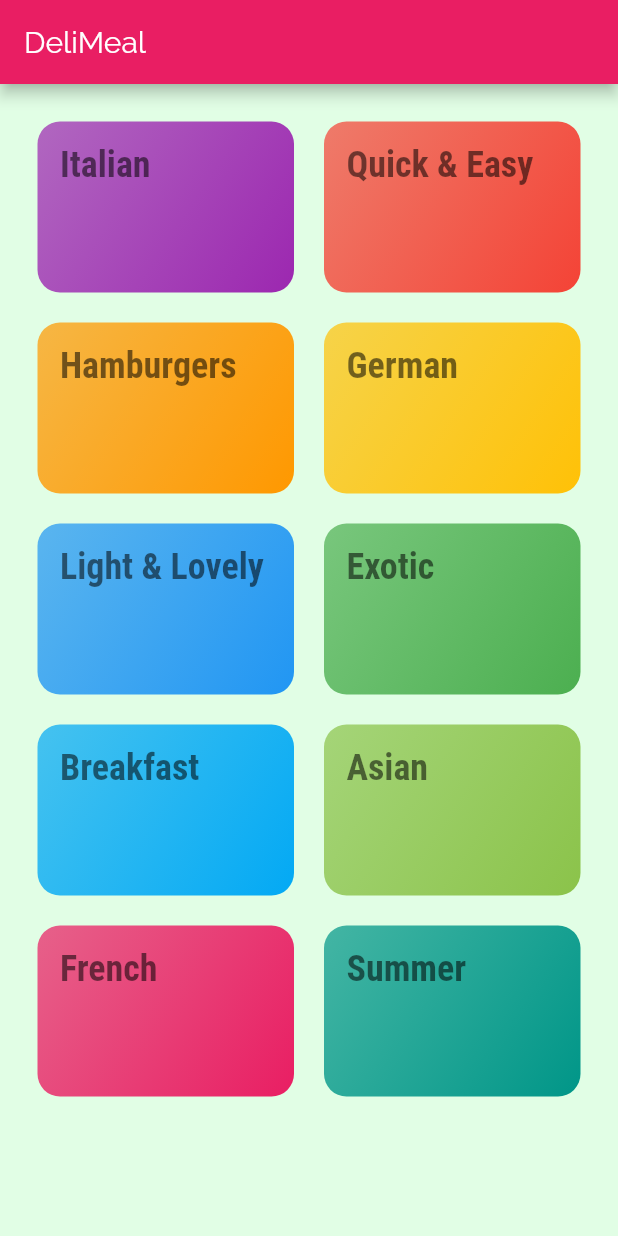
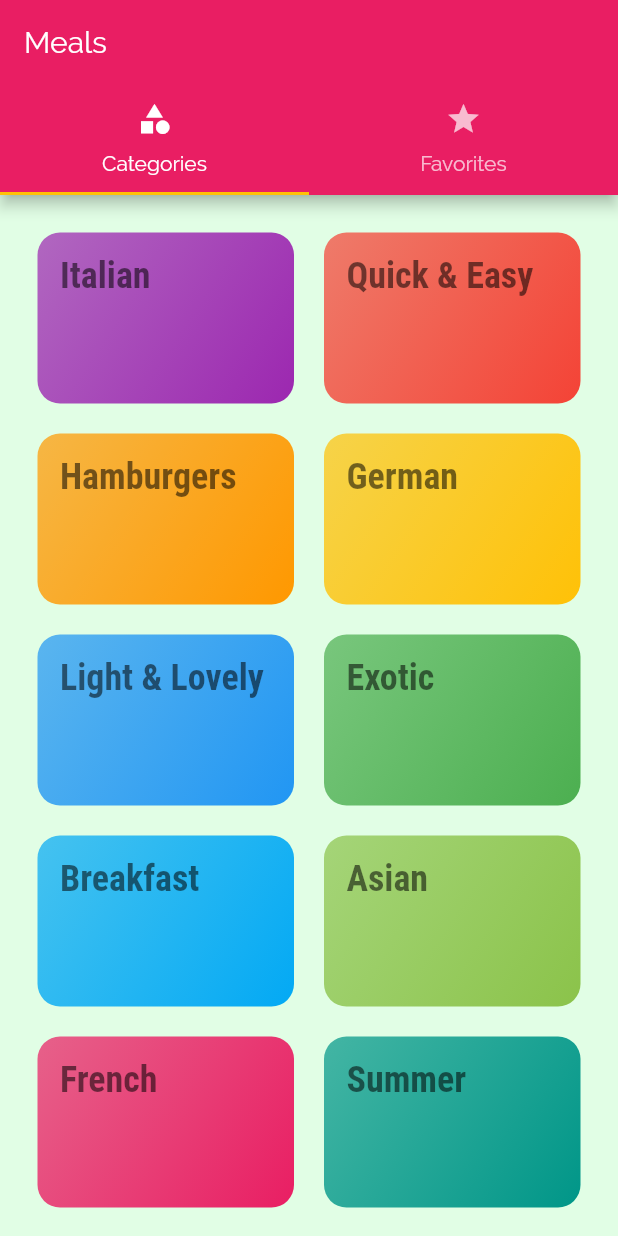
Before and after one commit to aalka061/myDishes, a Flutter app: the screen it shows after launch, on a phone screen of 412 x 824 dp. Run offline on Flutter 3.47's test engine with Material 2 defaults, Android fonts, the phone set to English and light mode, and no system bars.

Commit message:
adding tabBar to the appBar 171

```diff
--- a/lib/main.dart
+++ b/lib/main.dart
@@ -1,4 +1,6 @@
 import 'package:flutter/material.dart';
+
+import 'screens/tabs_screen.dart';
 import 'screens/meal_detail_screen.dart';
 import 'screens/category_meals_screen.dart';
 
@@ -34,7 +36,7 @@ class MyApp extends StatelessWidget {
             ),
       ),
       routes: {
-        '/': (ctx) => CategoriesScreen(),
+        '/': (ctx) => TabsScreen(),
         CategoryMealsScreen.ROUTE: (ctx) => CategoryMealsScreen(),
         MealDetailScreen.ROUTE: (ctx) => MealDetailScreen(),
       },
--- a/lib/screens/categories_screen.dart
+++ b/lib/screens/categories_screen.dart
@@ -5,13 +5,7 @@ import '../dummy_data.dart';
 class CategoriesScreen extends StatelessWidget {
   @override
   Widget build(BuildContext context) {
-    return Scaffold(
-      appBar: AppBar(
-        title: const Text(
-          ('DeliMeal'),
-        ),
-      ),
-      body: GridView(
+    return GridView(
       padding: const EdgeInsets.all(25),
       gridDelegate: SliverGridDelegateWithMaxCrossAxisExtent(
         maxCrossAxisExtent: 200,
@@ -28,7 +22,6 @@ class CategoriesScreen extends StatelessWidget {
             ),
           )
           .toList(),
-      ),
     );
   }
 }
--- a/lib/screens/category_meals_screen.dart
+++ b/lib/screens/category_meals_screen.dart
@@ -20,6 +20,7 @@ class CategoryMealsScreen extends StatelessWidget {
     final categoryMeals = DUMMY_MEALS.where((element) {
       return element.categories.contains(categoryId);
     }).toList();
+
     return Scaffold(
       appBar: AppBar(
         title: Text(categoryTitle),
--- /dev/null
+++ b/lib/screens/favorites_screen.dart
@@ -0,0 +1,10 @@
+import 'package:flutter/material.dart';
+
+class FavoritesScreen extends StatelessWidget {
+  @override
+  Widget build(BuildContext context) {
+    return Center(
+      child: Text('Favorites'),
+    );
+  }
+}
--- /dev/null
+++ b/lib/screens/tabs_screen.dart
@@ -0,0 +1,41 @@
+import 'package:flutter/material.dart';
+import 'categories_screen.dart';
+import 'favorites_screen.dart';
+
+class TabsScreen extends StatefulWidget {
+  @override
+  _TabsScreenState createState() => _TabsScreenState();
+}
+
+class _TabsScreenState extends State<TabsScreen> {
+  @override
+  Widget build(BuildContext context) {
+    return DefaultTabController(
+      length: 2,
+      initialIndex: 0,
+      child: Scaffold(
+        appBar: AppBar(
+          title: Text('Meals'),
+          bottom: TabBar(
+            tabs: [
+              Tab(
+                icon: Icon(Icons.category),
+                text: 'Categories',
+              ),
+              Tab(
+                icon: Icon(Icons.star),
+                text: 'Favorites',
+              )
+            ],
+          ),
+        ),
+        body: TabBarView(
+          children: [
+            CategoriesScreen(),
+            FavoritesScreen(),
+          ],
+        ),
+      ),
+    );
+  }
+}
```
Lines whose indentation alone changed are shown as unchanged.
